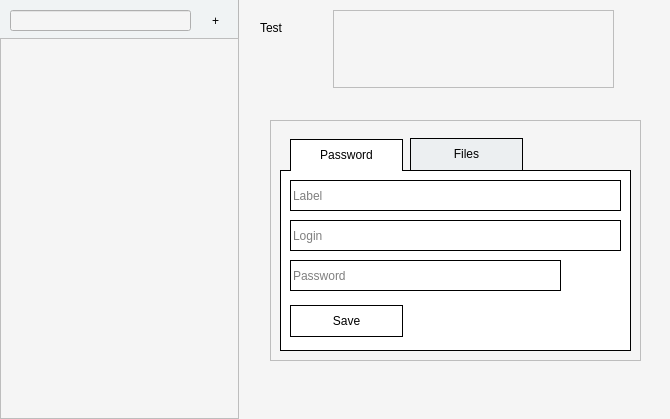
Above: mainwindow.ui from jwdeitch/simplesafe before the change. Below: the same form after it.
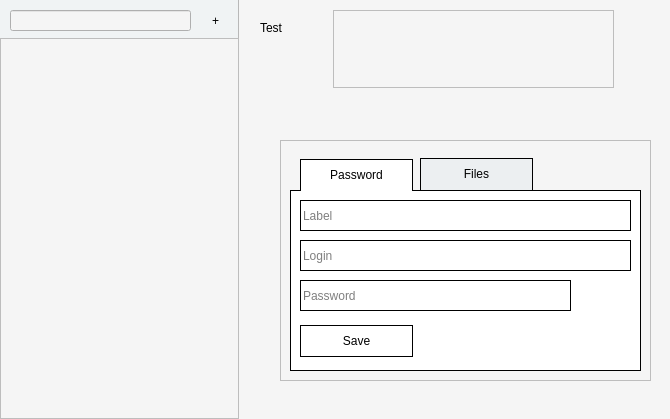
That is the form after the change. Icons and pictures are not drawn.

Patch:
```diff
--- a/mainwindow.ui
+++ b/mainwindow.ui
@@ -73,8 +73,8 @@
   <widget class="QFrame" name="newAssetFrame">
    <property name="geometry">
     <rect>
-     <x>270</x>
-     <y>120</y>
+     <x>280</x>
+     <y>140</y>
      <width>371</width>
      <height>241</height>
     </rect>
```
Left out of the diff: 2 changed lines with no effect on the pictures.
